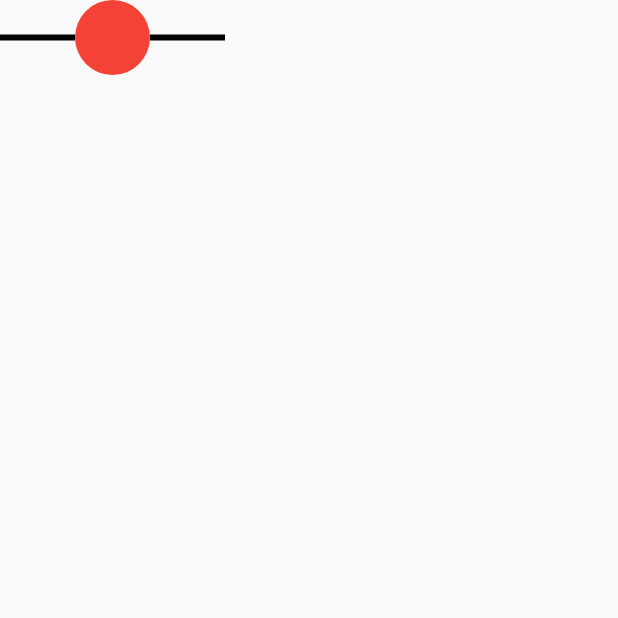
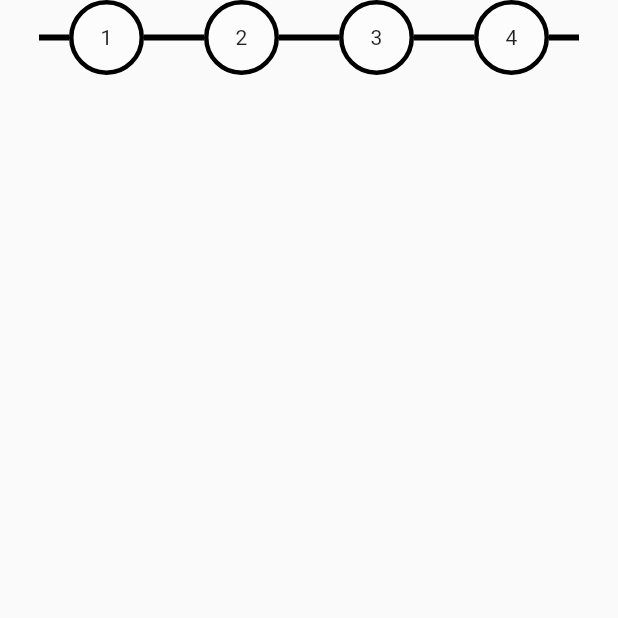
Before and after one commit to NSAnant/gin_demo, a Flutter app: the screen it shows after launch, on a phone screen of 412 x 824 dp, the top half of it. Run offline on Flutter 3.47's test engine with Material 2 defaults, Android fonts, the phone set to English and light mode, and no system bars.

Commit message:
WIP : custom Stepper. - completed drawing multiple steps.

```diff
--- a/lib/pages/home_page.dart
+++ b/lib/pages/home_page.dart
@@ -8,15 +8,14 @@ class MyHomePage extends StatefulWidget {
 }
 
 class _MyHomePageState extends State<MyHomePage> {
-  int _numberOfSteps = 5;
+  int _numberOfSteps = 4;
   int _currentStep = 1;
   @override
   Widget build(BuildContext context) {
     return Scaffold(
       body: Column(
         children: <Widget>[
-          SizedBox(
-            height: 50,
+          Center(
             child: CustomStepper(
               numberOfSteps: _numberOfSteps,
               currentStep: _currentStep,
@@ -42,32 +41,51 @@ class CustomStepper extends StatefulWidget {
 class _CustomStepperState extends State<CustomStepper> {
   @override
   Widget build(BuildContext context) {
-    return _drawStep();
+    return _drawSteps();
   }
 
-  Widget _drawStep() {
+  Widget _drawSteps() {
+    List<Widget> children = List<Widget>();
+    for (var step = 1; step <= widget.numberOfSteps; step++) {
+      children.addAll(_drawStep(step));
+    }
     return Row(
-      children: <Widget>[
-        _drawLine(),
-        _drawCircle(),
-        _drawLine(),
-      ],
+      mainAxisAlignment: MainAxisAlignment.center,
+      children: children,
     );
+  }
+
+  List<Widget> _drawStep(index) {
+    return [
+      _drawLine(),
+      _drawCircle(index),
+      _drawLine(),
+    ];
   }
 
   Widget _drawLine() {
     return Container(
       height: 4,
-      width: 50,
+      width: 20,
       color: Colors.black,
     );
   }
 
-  Widget _drawCircle() {
+  Widget _drawCircle(index) {
     return Container(
       height: 50,
       width: 50,
-      decoration: BoxDecoration(shape: BoxShape.circle, color: Colors.red),
+      child: Center(
+        child: Text('$index'),
+      ),
+      decoration: BoxDecoration(
+        shape: BoxShape.circle,
+        color: Colors.white30,
+        border: Border.all(
+          width: 3.0,
+          color: Colors.black,
+        ),
+      ),
     );
   }
 }
```
